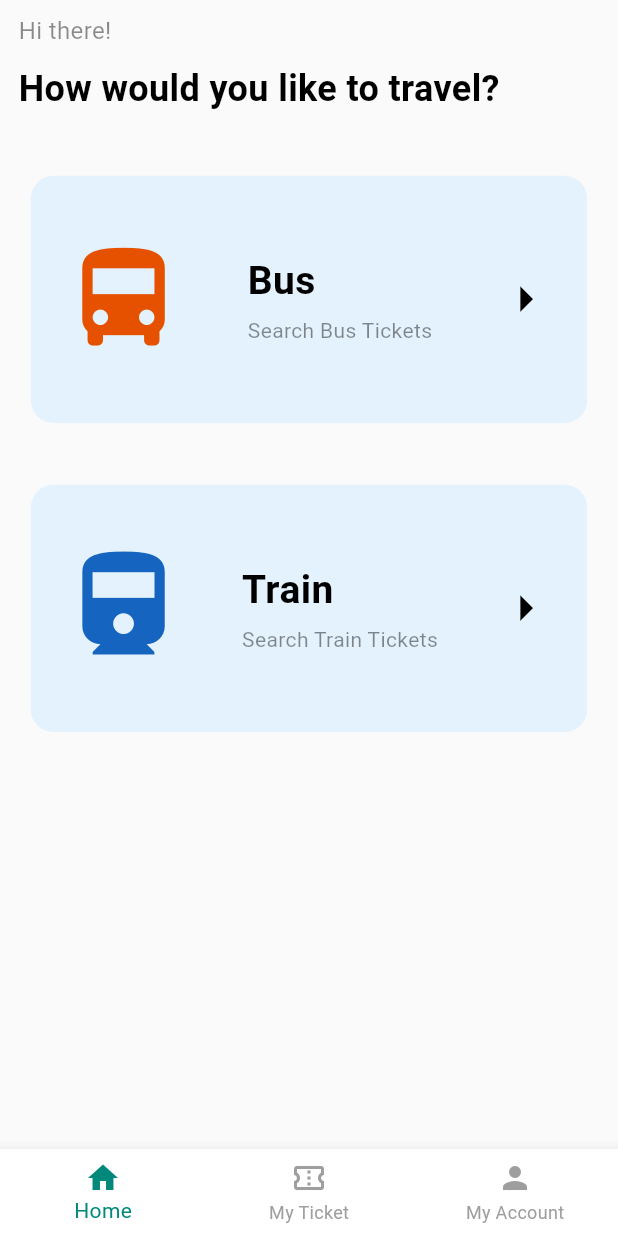
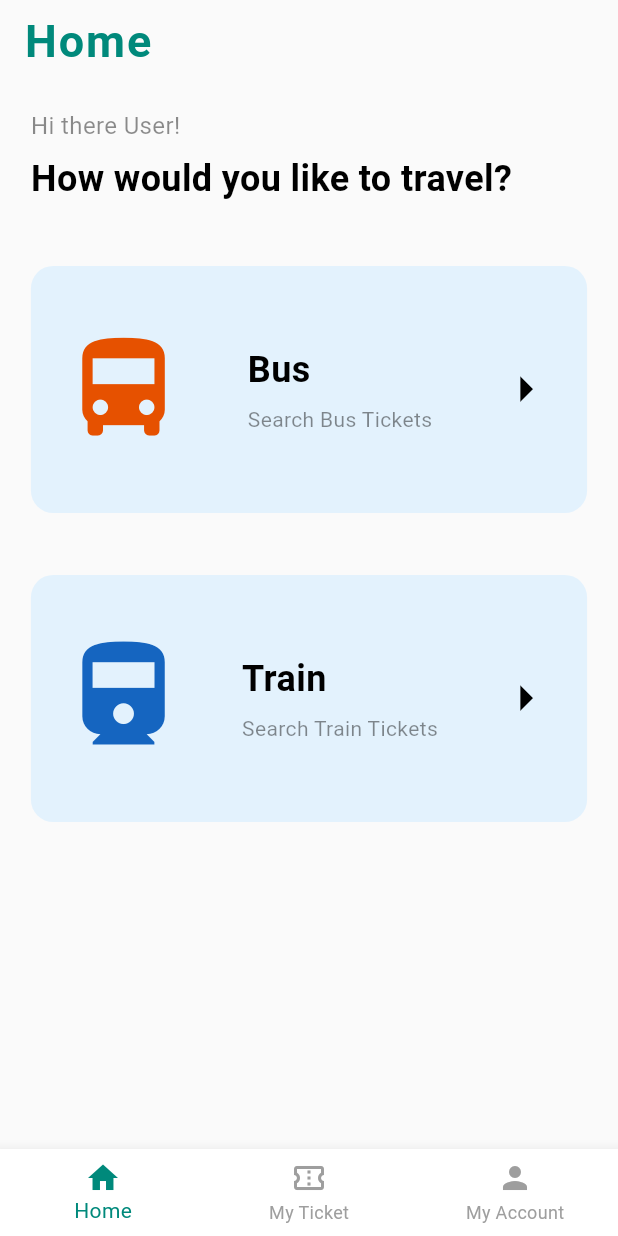
Before and after one commit to TahsinShimanto/Ticket_Kini, a Flutter app: the screen it shows after launch, after a tap on "Login", on a phone screen of 412 x 824 dp. Run offline on Flutter 3.47's test engine with Material 3 defaults, Android fonts, the phone set to English and light mode, and no system bars.

Commit message:
commit
Added Home title

```diff
--- a/lib/home_page.dart
+++ b/lib/home_page.dart
@@ -21,20 +21,26 @@ class _HomePageState extends State<HomePage> {
     final screenHeight = MediaQuery.of(context).size.height;
     return Scaffold(
       backgroundColor: Color(0xFFFAFAFA),
+      appBar: AppBar(
+        backgroundColor:Color(0xFFFAFAFA),
+        automaticallyImplyLeading: false,
+        title: Text('Home',style: TextStyle(fontSize: 30,fontWeight: FontWeight.bold,color: Color(0xFF00897B),letterSpacing: 1.3),),
+
+      ),
       body: SafeArea(child: Column(
         crossAxisAlignment: CrossAxisAlignment.start,
         children: [
+          SizedBox(height: screenHeight*0.02,),
           Row(
             children: [
-              SizedBox(height: screenHeight*0.05,),
-              SizedBox(width: screenWidth*0.03,),
-              Text('Hi there!',style: TextStyle(color: Colors.black45,fontSize: 16),),
+              SizedBox(width: screenWidth*0.05,),
+              Text('Hi there User!',style: TextStyle(color: Colors.black45,fontSize: 16),),
             ],
           ),
-          SizedBox(height: screenHeight*0.001),
+          SizedBox(height: screenHeight*0.008),
           Row(
             children: [
-              SizedBox(width: screenWidth*0.03,),
+              SizedBox(width: screenWidth*0.05,),
               Text("How would you like to travel?",style: TextStyle(color: Colors.black,fontSize: 24,fontWeight: FontWeight.bold),),
             ],
           ),
@@ -60,8 +66,8 @@ class _HomePageState extends State<HomePage> {
                       crossAxisAlignment: CrossAxisAlignment.start,
                       mainAxisAlignment: MainAxisAlignment.center,
                       children: [
-                        Text('Bus', style: TextStyle(fontSize: 26, fontWeight: FontWeight.bold, color: Colors.black,),),
-                        SizedBox(height: screenHeight * 0.005),
+                        Text('Bus', style: TextStyle(fontSize: 24, fontWeight: FontWeight.bold, color: Colors.black,),),
+                        SizedBox(height: screenHeight * 0.008),
                         Text('Search Bus Tickets', style: TextStyle(fontSize: 14,color: Colors.black45,),),
                       ],
                     ),
@@ -95,8 +101,8 @@ class _HomePageState extends State<HomePage> {
                       crossAxisAlignment: CrossAxisAlignment.start,
                       mainAxisAlignment: MainAxisAlignment.center,
                       children: [
-                        Text('Train', style: TextStyle(fontSize: 26, fontWeight: FontWeight.bold, color: Colors.black,),),
-                        SizedBox(height: screenHeight * 0.005),
+                        Text('Train', style: TextStyle(fontSize: 24, fontWeight: FontWeight.bold, color: Colors.black,),),
+                        SizedBox(height: screenHeight * 0.008),
                         Text('Search Train Tickets', style: TextStyle(fontSize: 14,color: Colors.black45,),),
                       ],
                     ),
--- a/lib/login_screen.dart
+++ b/lib/login_screen.dart
@@ -20,7 +20,7 @@ class _LoginScreenState extends State<LoginScreen> {
       backgroundColor: Color(0xFF00897B),
       body: Center(
           child: Container(
-              width: screenWidth*0.75,
+              width: screenWidth*0.85,
               height: screenHeight*0.55,
               decoration: BoxDecoration(
                   color: Colors.white,
--- a/lib/sign_up_page.dart
+++ b/lib/sign_up_page.dart
@@ -29,8 +29,9 @@ class _SignUpPageState extends State<SignUpPage> {
 
       body: Center(
           child: Container(
-              width: screenWidth*0.75,
+              width: screenWidth*0.85,
               height: screenHeight*0.6,
+              margin: EdgeInsets.only(bottom: screenHeight*0.1),
               decoration: BoxDecoration(
                   color: Colors.white,
                   borderRadius: BorderRadius.circular(20),
```
